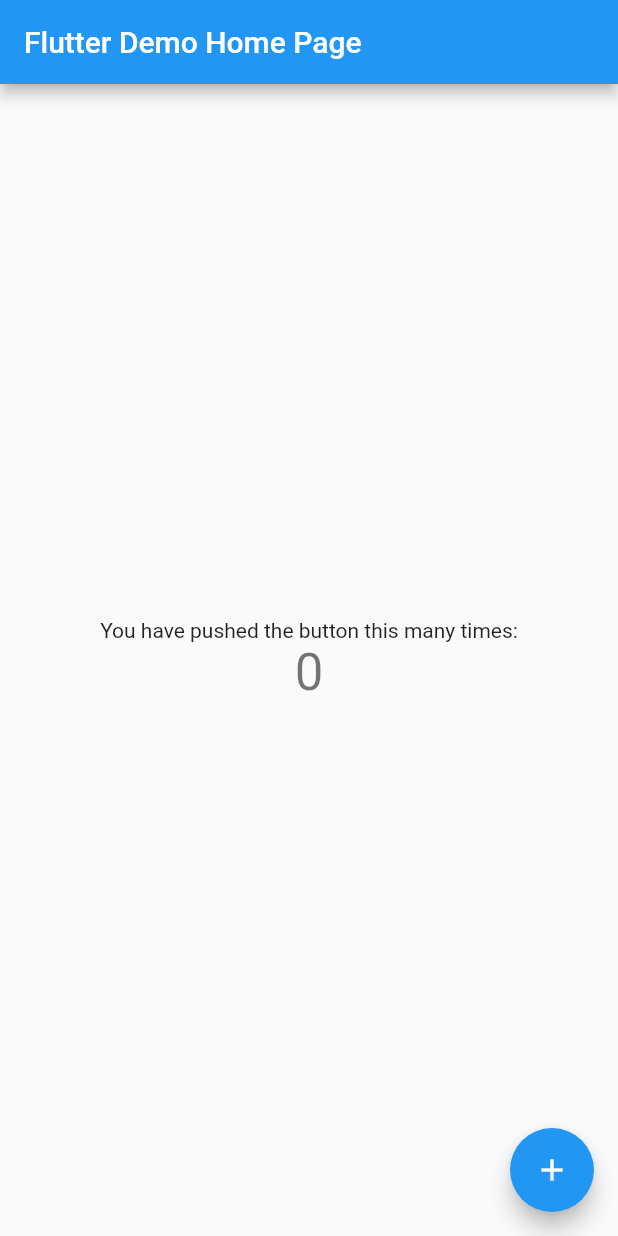
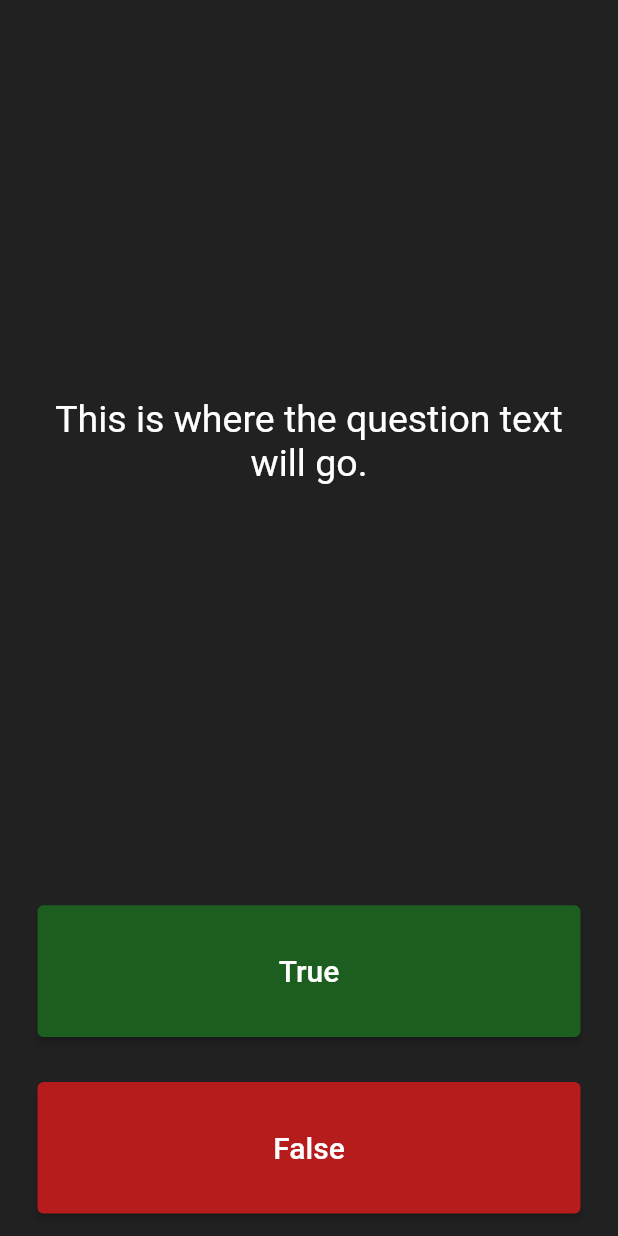
Before and after one commit to UT07/quiz_me, a Flutter app: the screen it shows after launch, on a phone screen of 412 x 824 dp. Run offline on Flutter 3.47's test engine with Material 2 defaults, Android fonts, the phone set to English and light mode, and no system bars.

Commit message:
Added a dynamic score keeper

```diff
--- a/lib/main.dart
+++ b/lib/main.dart
@@ -1,113 +1,113 @@
 import 'package:flutter/material.dart';
 
-void main() {
-  runApp(MyApp());
-}
+void main() => runApp(QuizMe());
 
-class MyApp extends StatelessWidget {
-  // This widget is the root of your application.
+class QuizMe extends StatelessWidget {
   @override
   Widget build(BuildContext context) {
     return MaterialApp(
-      title: 'Flutter Demo',
-      theme: ThemeData(
-        // This is the theme of your application.
-        //
-        // Try running your application with "flutter run". You'll see the
-        // application has a blue toolbar. Then, without quitting the app, try
-        // changing the primarySwatch below to Colors.green and then invoke
-        // "hot reload" (press "r" in the console where you ran "flutter run",
-        // or simply save your changes to "hot reload" in a Flutter IDE).
-        // Notice that the counter didn't reset back to zero; the application
-        // is not restarted.
-        primarySwatch: Colors.blue,
+      home: Scaffold(
+        backgroundColor: Colors.grey.shade900,
+        body: SafeArea(
+          child: Padding(
+            padding: EdgeInsets.symmetric(horizontal: 10.0),
+            child: QuizPage(),
+          ),
+        ),
       ),
-      home: MyHomePage(title: 'Flutter Demo Home Page'),
     );
   }
 }
 
-class MyHomePage extends StatefulWidget {
-  MyHomePage({Key? key, required this.title}) : super(key: key);
-
-  // This widget is the home page of your application. It is stateful, meaning
-  // that it has a State object (defined below) that contains fields that affect
-  // how it looks.
-
-  // This class is the configuration for the state. It holds the values (in this
-  // case the title) provided by the parent (in this case the App widget) and
-  // used by the build method of the State. Fields in a Widget subclass are
-  // always marked "final".
-
-  final String title;
-
+class QuizPage extends StatefulWidget {
   @override
-  _MyHomePageState createState() => _MyHomePageState();
+  _QuizPageState createState() => _QuizPageState();
 }
 
-class _MyHomePageState extends State<MyHomePage> {
-  int _counter = 0;
-
-  void _incrementCounter() {
-    setState(() {
-      // This call to setState tells the Flutter framework that something has
-      // changed in this State, which causes it to rerun the build method below
-      // so that the display can reflect the updated values. If we changed
-      // _counter without calling setState(), then the build method would not be
-      // called again, and so nothing would appear to happen.
-      _counter++;
-    });
-  }
+class _QuizPageState extends State<QuizPage> {
+  List<Widget> scoreKeeper = [];
 
   @override
   Widget build(BuildContext context) {
-    // This method is rerun every time setState is called, for instance as done
-    // by the _incrementCounter method above.
-    //
-    // The Flutter framework has been optimized to make rerunning build methods
-    // fast, so that you can just rebuild anything that needs updating rather
-    // than having to individually change instances of widgets.
-    return Scaffold(
-      appBar: AppBar(
-        // Here we take the value from the MyHomePage object that was created by
-        // the App.build method, and use it to set our appbar title.
-        title: Text(widget.title),
-      ),
-      body: Center(
-        // Center is a layout widget. It takes a single child and positions it
-        // in the middle of the parent.
-        child: Column(
-          // Column is also a layout widget. It takes a list of children and
-          // arranges them vertically. By default, it sizes itself to fit its
-          // children horizontally, and tries to be as tall as its parent.
-          //
-          // Invoke "debug painting" (press "p" in the console, choose the
-          // "Toggle Debug Paint" action from the Flutter Inspector in Android
-          // Studio, or the "Toggle Debug Paint" command in Visual Studio Code)
-          // to see the wireframe for each widget.
-          //
-          // Column has various properties to control how it sizes itself and
-          // how it positions its children. Here we use mainAxisAlignment to
-          // center the children vertically; the main axis here is the vertical
-          // axis because Columns are vertical (the cross axis would be
-          // horizontal).
-          mainAxisAlignment: MainAxisAlignment.center,
-          children: <Widget>[
-            Text(
-              'You have pushed the button this many times:',
+    return Column(
+      mainAxisAlignment: MainAxisAlignment.spaceBetween,
+      crossAxisAlignment: CrossAxisAlignment.stretch,
+      children: <Widget>[
+        Expanded(
+          flex: 5,
+          child: Padding(
+            padding: EdgeInsets.all(10.0),
+            child: Center(
+              child: Text(
+                'This is where the question text will go.',
+                textAlign: TextAlign.center,
+                style: TextStyle(
+                  fontSize: 25.0,
+                  color: Colors.white,
+                ),
+              ),
             ),
-            Text(
-              '$_counter',
-              style: Theme.of(context).textTheme.headline4,
+          ),
+        ),
+        Expanded(
+          child: Padding(
+            padding: EdgeInsets.all(15.0),
+            child: ElevatedButton(
+              style: ButtonStyle(
+                backgroundColor:
+                    MaterialStateProperty.all(Colors.green.shade900),
+              ),
+              child: Text(
+                'True',
+                style: TextStyle(
+                  color: Colors.white,
+                  fontSize: 20.0,
+                ),
+              ),
+              onPressed: () {
+                //The user picked true.
+                setState(() {
+                  scoreKeeper.add(
+                    Icon(Icons.check, color: Colors.green),
+                  );
+                });
+              },
             ),
-          ],
+          ),
         ),
-      ),
-      floatingActionButton: FloatingActionButton(
-        onPressed: _incrementCounter,
-        tooltip: 'Increment',
-        child: Icon(Icons.add),
-      ), // This trailing comma makes auto-formatting nicer for build methods.
+        Expanded(
+          child: Padding(
+            padding: EdgeInsets.all(15.0),
+            child: ElevatedButton(
+              style: ButtonStyle(
+                backgroundColor: MaterialStateProperty.all(Colors.red.shade900),
+              ),
+              child: Text(
+                'False',
+                style: TextStyle(
+                  fontSize: 20.0,
+                  color: Colors.white,
+                ),
+              ),
+              onPressed: () {
+                //The user picked false.
+                setState(() {
+                  scoreKeeper.add(Icon(Icons.close, color: Colors.red));
+                });
+              },
+            ),
+          ),
+        ),
+        Row(
+          children: scoreKeeper,
+        ),
+      ],
     );
   }
 }
+
+/*
+question1: 'You can lead a cow down stairs but not up stairs.', false,
+question2: 'Approximately one quarter of human bones are in the feet.', true,
+question3: 'A slug\'s blood is green.', true,
+*/
```
Also changed, not shown: 1 other file.
